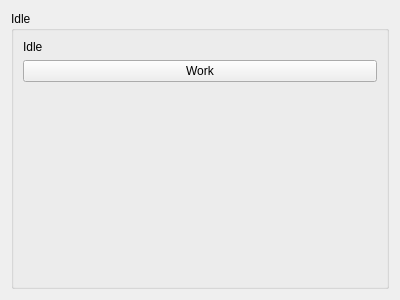
This is Cold-Spider/src/idle.ui in Ingener74/Cold-Spider as Qt 5 draws it before an edit. The edited form follows.
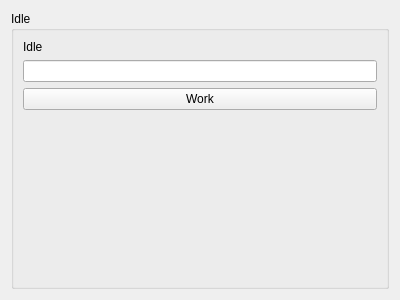
This is the edited form.

The edit to the form file:
```diff
--- a/Cold-Spider/src/idle.ui
+++ b/Cold-Spider/src/idle.ui
@@ -27,6 +27,9 @@
         </property>
        </widget>
       </item>
+      <item>
+       <widget class="QLineEdit" name="loginLineEdit"/>
+      </item>
       <item>
        <widget class="QPushButton" name="pushButton">
         <property name="text">
```
